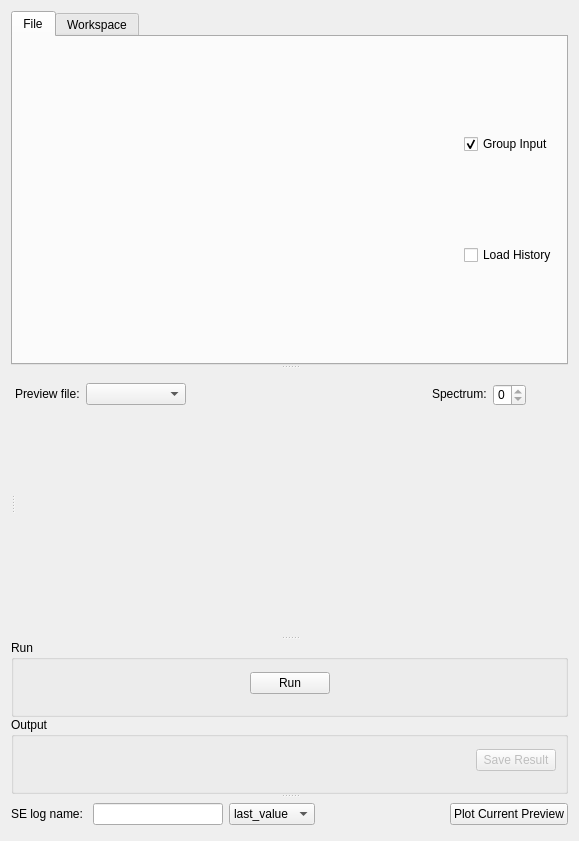
Before: the Qt Designer form qt/scientific_interfaces/Indirect/InelasticDataManipulationElwinTab.ui in mantidproject/mantid, drawn with Qt 5.
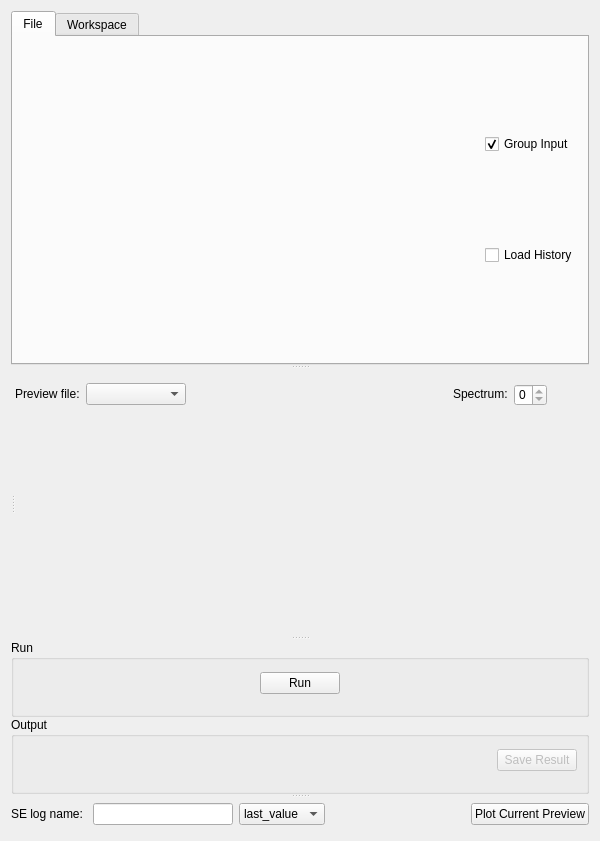
After: the same form once the commit is applied. Custom widgets are drawn as their Qt base class.

Commit message: fixed accidental width edit

What changed in the file:
```diff
--- a/qt/scientific_interfaces/Indirect/InelasticDataManipulationElwinTab.ui
+++ b/qt/scientific_interfaces/Indirect/InelasticDataManipulationElwinTab.ui
@@ -6,7 +6,7 @@
    <rect>
     <x>0</x>
     <y>0</y>
-    <width>579</width>
+    <width>600</width>
     <height>841</height>
    </rect>
   </property>
```
